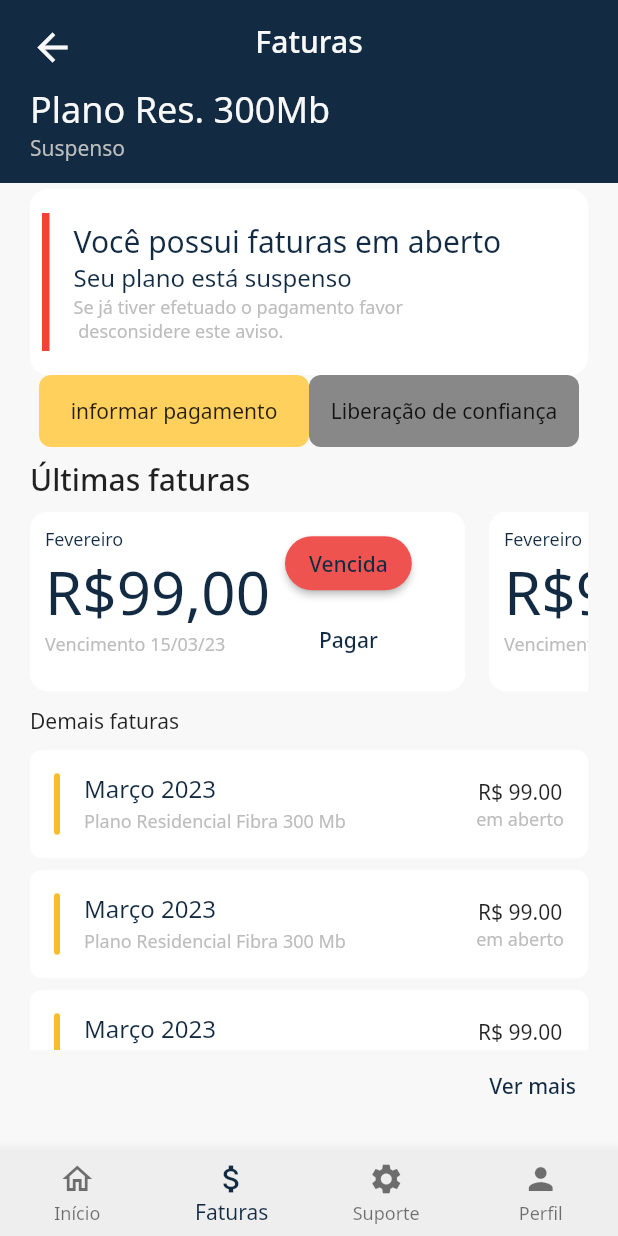
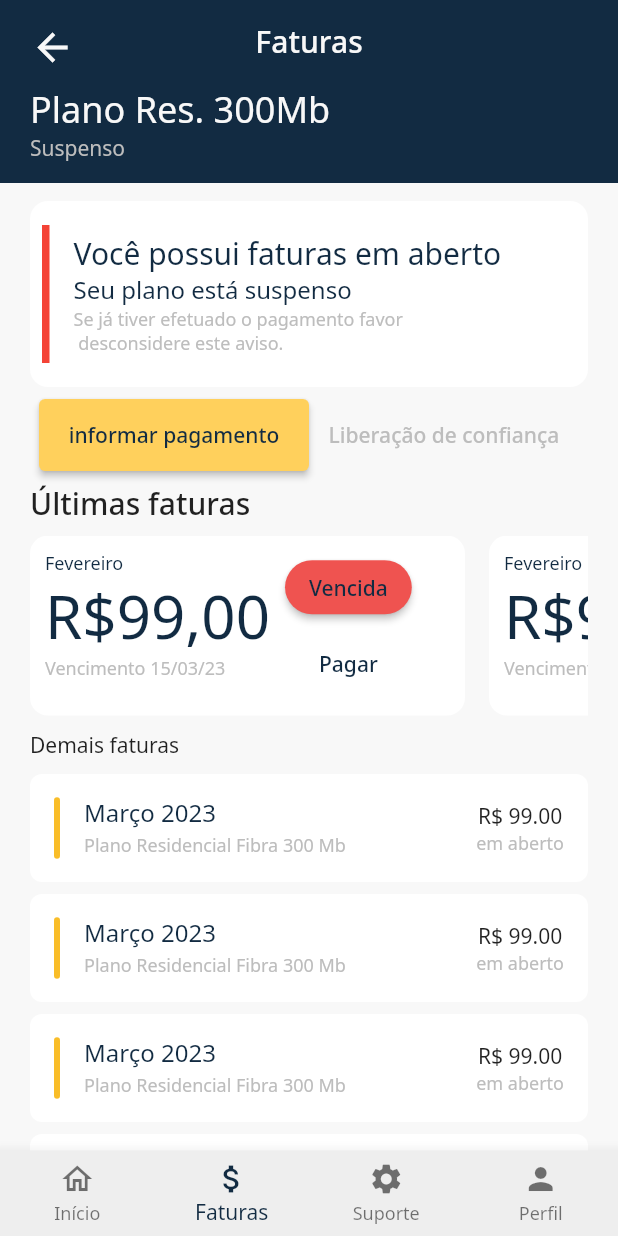
Before and after one commit to raultocantins/ecorporativo, a Flutter app: the HomePage screen opened by its route, item 2 of the bottom bar chosen, on a phone screen of 412 x 824 dp. Run offline on Flutter 3.47's test engine with Material 2 defaults, Android fonts, the phone set to English and light mode, and no system bars; our stand-ins replace flutter_svg; statements that could not run were skipped.

Commit message:
atualização da tela de faturas

```diff
--- a/lib/main.dart
+++ b/lib/main.dart
@@ -5,6 +5,8 @@ import 'package:ecorporativo/src/features/authentication/presenter/pages/signin_
 import 'package:ecorporativo/src/features/authentication/presenter/pages/splash_page.dart';
 import 'package:ecorporativo/src/features/home/presenter/pages/home_page.dart';
 import 'package:flutter/material.dart';
+
+import 'src/features/home/presenter/pages/history_invoices_page.dart';
 
 void main() {
   runApp(const MyApp());
@@ -41,6 +43,7 @@ class MyApp extends StatelessWidget {
         "/contract_acceptance/success": (context) =>
             const ContractSuccessPage(),
         "/home": (context) => const HomePage(),
+        "/invoices-choose-date": (context) => const HistoryInvoicesPage(),
       },
       home: const SplashPage(),
     );
--- a/lib/src/features/home/presenter/pages/history_invoices_page.dart
+++ b/lib/src/features/home/presenter/pages/history_invoices_page.dart
@@ -25,7 +25,23 @@ class _HistoryInvoicesPageState extends State<HistoryInvoicesPage> {
 
   @override
   Widget build(BuildContext context) {
-    return Container(
+    return Scaffold(
+      appBar: AppBar(
+        backgroundColor: Theme.of(context).colorScheme.primary,
+        elevation: 0,
+        leadingWidth: 49,
+        leading: GestureDetector(
+          onTap: () {
+            Navigator.of(context).pop();
+          },
+          child: Padding(
+            padding: const EdgeInsets.only(left: 20, top: 7.5),
+            child: Icon(Icons.arrow_back,
+                size: 30, color: Theme.of(context).colorScheme.background),
+          ),
+        ),
+      ),
+      body: Container(
         color: Theme.of(context).colorScheme.background,
         height: MediaQuery.of(context).size.height,
         width: double.infinity,
@@ -58,11 +74,13 @@ class _HistoryInvoicesPageState extends State<HistoryInvoicesPage> {
                 ),
               ),
               Padding(
-              padding: const EdgeInsets.symmetric(horizontal: 20, vertical: 10),
+                padding:
+                    const EdgeInsets.symmetric(horizontal: 20, vertical: 10),
                 child: Text(
                   '2023',
                   style: TextStyle(
-                    color: Theme.of(context).colorScheme.primary, fontSize: 20),
+                      color: Theme.of(context).colorScheme.primary,
+                      fontSize: 20),
                 ),
               ),
               Container(
@@ -94,7 +112,8 @@ class _HistoryInvoicesPageState extends State<HistoryInvoicesPage> {
                 child: Text(
                   '2022',
                   style: TextStyle(
-                    color: Theme.of(context).colorScheme.primary, fontSize: 20),
+                      color: Theme.of(context).colorScheme.primary,
+                      fontSize: 20),
                 ),
               ),
               Container(
@@ -123,6 +142,7 @@ class _HistoryInvoicesPageState extends State<HistoryInvoicesPage> {
             ],
           ),
         ),
+      ),
     );
   }
 }
--- a/lib/src/features/home/presenter/pages/home_page.dart
+++ b/lib/src/features/home/presenter/pages/home_page.dart
@@ -4,7 +4,6 @@ import 'package:flutter/material.dart';
 import 'package:flutter_svg/svg.dart';
 
 import '../widgets/home_card_bill_custom.dart';
-import 'history_invoices_page.dart';
 
 class HomePage extends StatefulWidget {
   const HomePage({super.key});
@@ -193,7 +192,11 @@ class _HomePageState extends State<HomePage> with TickerProviderStateMixin {
                 ),
               ),
               const InvoicesPage(),
-              const HistoryInvoicesPage(),
+              const SizedBox(
+                child: Center(
+                  child: Text("terceira pagina"),
+                ),
+              ),
               const SizedBox(
                 child: Center(
                   child: Text("quarta pagina"),
--- a/lib/src/features/home/presenter/pages/invoices_page.dart
+++ b/lib/src/features/home/presenter/pages/invoices_page.dart
@@ -45,10 +45,15 @@ class _InvoicesPageState extends State<InvoicesPage> {
               height: 4,
             ),
             Padding(
-              padding: const EdgeInsets.symmetric(horizontal: 20),
-              child: Container(
+              padding: const EdgeInsets.symmetric(horizontal: 20, vertical: 8),
+              child: Column(
+                crossAxisAlignment: CrossAxisAlignment.start,
+                children: [
+                  Column(
+                    children: [
+                      Container(
                         decoration: BoxDecoration(
-                  color: Colors.white, //  ADD IN THEME
+                          color: Colors.white, //ADD IN THEME
                           borderRadius: BorderRadius.circular(12),
                         ),
                         height: 124,
@@ -73,19 +78,22 @@ class _InvoicesPageState extends State<InvoicesPage> {
                                 Text(
                                   'Você possui faturas em aberto ',
                                   style: TextStyle(
-                              color: Theme.of(context).colorScheme.primary,
+                                      color:
+                                          Theme.of(context).colorScheme.primary,
                                       fontSize: 20),
                                 ),
                                 Text(
                                   'Seu plano está suspenso',
                                   style: TextStyle(
-                              color: Theme.of(context).colorScheme.primary,
+                                      color:
+                                          Theme.of(context).colorScheme.primary,
                                       fontSize: 16),
                                 ),
                                 Text(
                                   'Se já tiver efetuado o pagamento favor\n desconsidere este aviso.',
                                   style: TextStyle(
-                              color: Colors.grey.shade400, //ADD IN THEME
+                                      color:
+                                          Colors.grey.shade400, //ADD IN THEME
                                       fontSize: 12),
                                 ),
                               ],
@@ -93,31 +101,49 @@ class _InvoicesPageState extends State<InvoicesPage> {
                           ],
                         ),
                       ),
+                      const SizedBox(
+                        height: 8,
                       ),
-            Padding(
-              padding: const EdgeInsets.symmetric(horizontal: 20),
-              child: Column(
-                crossAxisAlignment: CrossAxisAlignment.start,
-                children: [
-                  Row(
+                      SingleChildScrollView(
+                        scrollDirection: Axis.horizontal,
+                        child: Row(
                           mainAxisAlignment: MainAxisAlignment.center,
                           children: [
-                      Container(
-                        height: 48,
-                        width: 180,
-                        decoration: BoxDecoration(
-                            color: Theme.of(context).colorScheme.secondary,
-                            borderRadius: BorderRadius.circular(8)),
-                        child: const Center(child: Text('informar pagamento')),
+                            ElevatedButton(
+                              onPressed: () {},
+                              style: ButtonStyle(
+                                  fixedSize: MaterialStateProperty.all(
+                                    const Size(180, 48),
                                   ),
-                      Container(
-                        height: 48,
-                        width: 180,
-                        decoration: BoxDecoration(
-                            color: Colors.black45,
-                            borderRadius: BorderRadius.circular(8)),
-                        child:
-                            const Center(child: Text('Liberação de confiança')),
+                                  backgroundColor: MaterialStatePropertyAll(
+                                    Theme.of(context).colorScheme.secondary,
+                                  )),
+                              child: const Center(
+                                child: Text('informar pagamento'),
+                              ),
+                            ),
+                            ElevatedButton(
+                              onPressed: () {},
+                              style: ButtonStyle(
+                                  elevation: const MaterialStatePropertyAll(0),
+                                  fixedSize: MaterialStateProperty.all(
+                                    const Size(180, 48),
+                                  ),
+                                  padding: const MaterialStatePropertyAll(
+                                      EdgeInsets.all(0)),
+                                  backgroundColor:
+                                      const MaterialStatePropertyAll(
+                                          Colors.transparent)),
+                              child: Center(
+                                child: Center(
+                                    child: Text(
+                                  'Liberação de confiança',
+                                  style: TextStyle(color: Colors.grey.shade400),
+                                )),
+                              ),
+                            ),
+                          ],
+                        ),
                       ),
                     ],
                   ),
@@ -159,35 +185,49 @@ class _InvoicesPageState extends State<InvoicesPage> {
                   const SizedBox(
                     height: 10,
                   ),
-                  SizedBox(
-                    height: 200,
+                  Padding(
+                    padding: const EdgeInsets.only(bottom: 20),
+                    child: SizedBox(
+                      height: 350,
                       width: double.infinity,
                       child: ListView.builder(
-                      itemCount: 10,
+                        itemCount: 4,
+                        physics: const NeverScrollableScrollPhysics(),
                         itemBuilder: ((context, index) {
                           return Column(
-                          children: const [
-                            CardHomeBillCustom(
+                            children: [
+                              const CardHomeBillCustom(
                                   title: 'Março 2023',
                                   subtitle: 'Plano Residencial Fibra 300 Mb',
                                   color: Color(0xffF9BD28), //ADD IN THEME
                                   price: Text('R\$ 99.00')),
-                            SizedBox(height: 8)
+                              const SizedBox(height: 8),
+                              index == 3
+                                  ? Column(
+                                      children: [
+                                        Row(
+                                          mainAxisAlignment:
+                                              MainAxisAlignment.end,
+                                          children: [
+                                            TextButton(
+                                              onPressed: () {
+                                                Navigator.of(context).pushNamed(
+                                                    "/invoices-choose-date");
+                                              },
+                                              child: const Text(
+                                                'Ver mais',
+                                              ),
+                                            ),
+                                          ],
+                                        ),
+                                      ],
+                                    )
+                                  : Container(),
                             ],
                           );
                         }),
                       ),
                     ),
-                  Row(
-                    mainAxisAlignment: MainAxisAlignment.end,
-                    children: [
-                      TextButton(
-                        onPressed: () {},
-                        child: const Text(
-                          'Ver mais',
-                        ),
-                      ),
-                    ],
                   ),
                 ],
               ),
```
Lines whose indentation alone changed are shown as unchanged.
